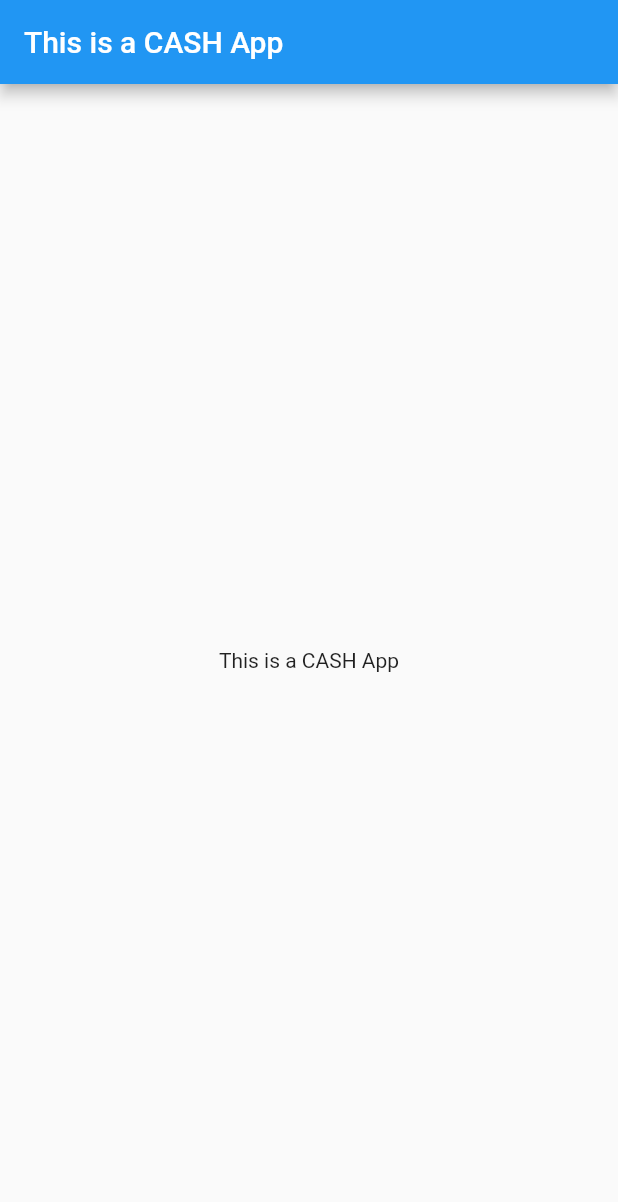
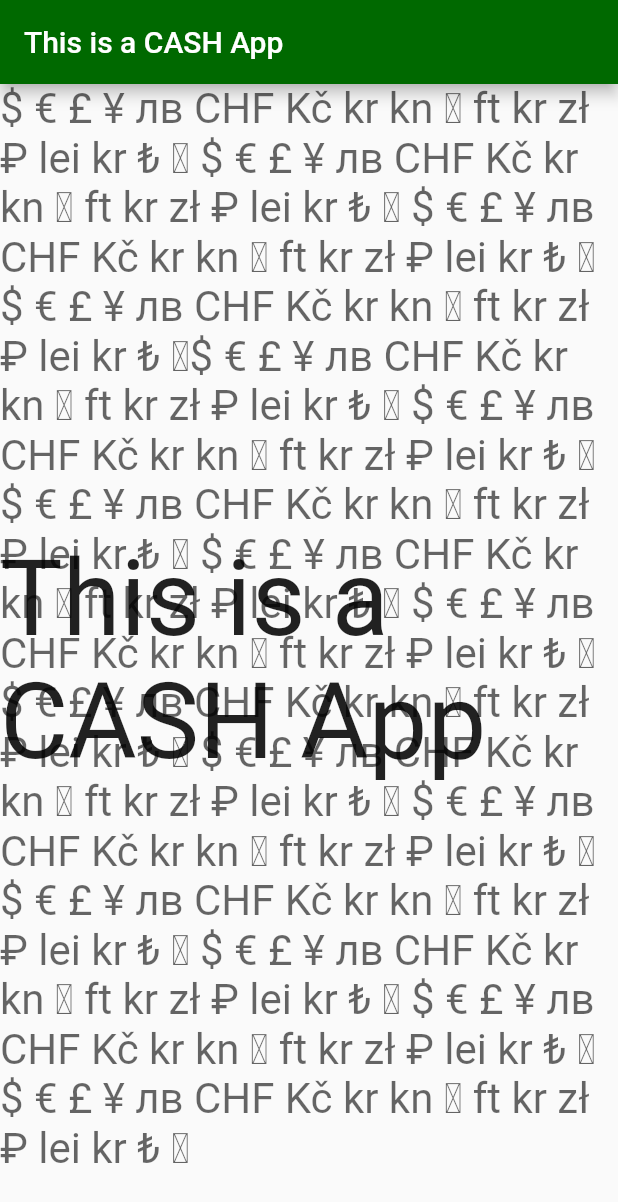
Before and after one commit to jasonTelanoff/CashApp, a Flutter app: the screen it shows after launch, on a phone screen of 412 x 824 dp. Shown: the top 1202 px of the screen. Run offline on Flutter 3.47's test engine with Material 2 defaults, Android fonts, the light colour scheme and no system bars.

Commit message:
It's a cash app

```diff
--- a/cash_app/lib/homePage.dart
+++ b/cash_app/lib/homePage.dart
@@ -5,8 +5,13 @@ class HomePage extends StatelessWidget {
   Widget build(BuildContext context) {
     return Scaffold(
       appBar: AppBar(title: Text("This is a CASH App")),
-      body: Center(
-        child: Text("This is a CASH App"),
+      body: Stack(
+        children: <Widget>[
+          Text("\$ € £ ¥ лв CHF Kč kr kn ₾ ft kr zł ₽ lei kr ₺ ₴ \$ € £ ¥ лв CHF Kč kr kn ₾ ft kr zł ₽ lei kr ₺ ₴ \$ € £ ¥ лв CHF Kč kr kn ₾ ft kr zł ₽ lei kr ₺ ₴ \$ € £ ¥ лв CHF Kč kr kn ₾ ft kr zł ₽ lei kr ₺ ₴\$ € £ ¥ лв CHF Kč kr kn ₾ ft kr zł ₽ lei kr ₺ ₴ \$ € £ ¥ лв CHF Kč kr kn ₾ ft kr zł ₽ lei kr ₺ ₴ \$ € £ ¥ лв CHF Kč kr kn ₾ ft kr zł ₽ lei kr ₺ ₴ \$ € £ ¥ лв CHF Kč kr kn ₾ ft kr zł ₽ lei kr ₺ ₴ \$ € £ ¥ лв CHF Kč kr kn ₾ ft kr zł ₽ lei kr ₺ ₴ \$ € £ ¥ лв CHF Kč kr kn ₾ ft kr zł ₽ lei kr ₺ ₴ \$ € £ ¥ лв CHF Kč kr kn ₾ ft kr zł ₽ lei kr ₺ ₴ \$ € £ ¥ лв CHF Kč kr kn ₾ ft kr zł ₽ lei kr ₺ ₴ \$ € £ ¥ лв CHF Kč kr kn ₾ ft kr zł ₽ lei kr ₺ ₴ \$ € £ ¥ лв CHF Kč kr kn ₾ ft kr zł ₽ lei kr ₺ ₴ \$ € £ ¥ лв CHF Kč kr kn ₾ ft kr zł ₽ lei kr ₺ ₴ \$ € £ ¥ лв CHF Kč kr kn ₾ ft kr zł ₽ lei kr ₺ ₴", textScaleFactor: 2, style: TextStyle(color: Color(0x99000000))),
+          Center(
+            child: Text("This is a CASH App", textScaleFactor: 5,),
+          ),
+        ],
       ),
     );
   }
--- a/cash_app/lib/main.dart
+++ b/cash_app/lib/main.dart
@@ -9,7 +9,7 @@ class MyApp extends StatelessWidget {
     return MaterialApp(
       title: 'Flutter Demo',
       theme: ThemeData(
-        primarySwatch: Colors.blue,
+        primaryColor: Color(0xff006900),
       ),
       home: HomePage(),
     );
```
